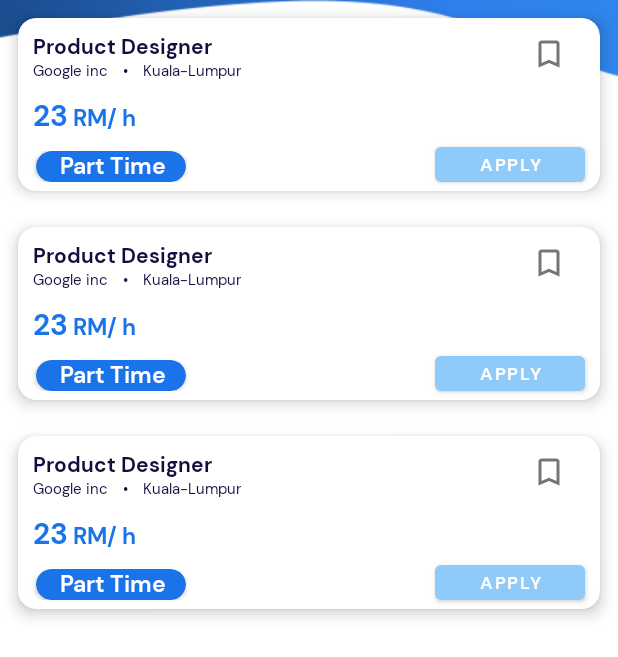
After one commit to kazface/easyHire, an Android app: the layout fragment_find_job.xml on its own in the app's theme, with its tools: preview values and no code run, on a phone screen of 412 x 824 dp. The commit adds this screen. Shown: the top 657 px of the screen. Run offline under Robolectric (Android 15) with nearby library versions, the phone set to English and light mode, and no system bars.

Commit message:
Find Job recycle

```diff
--- a/app/build.gradle
+++ b/app/build.gradle
@@ -49,6 +49,7 @@ dependencies {
     implementation 'androidx.navigation:navigation-fragment-ktx:2.3.5'
     implementation 'androidx.navigation:navigation-ui-ktx:2.3.5'
     implementation 'com.google.firebase:firebase-database-ktx:20.0.0'
+    implementation 'com.facebook.shimmer:shimmer:0.1.0@aar'
 
     implementation 'com.etebarian:meow-bottom-navigation:1.0.4'
     implementation 'androidx.legacy:legacy-support-v4:1.0.0'
--- a/app/src/main/java/com/example/fasthire/ApplicantHomePageFragment.kt
+++ b/app/src/main/java/com/example/fasthire/ApplicantHomePageFragment.kt
@@ -38,7 +38,6 @@ class ApplicantHomePageFragment : Fragment() {
         var findJobBtn = view.findViewById<RelativeLayout>(R.id.find_job_card_background);
 
         findJobBtn.setOnClickListener{
-            Log.d("ALL_JOBS", Job.getAllJobs().toString())
         }
 
 
--- a/app/src/main/res/layout/activity_applicant.xml
+++ b/app/src/main/res/layout/activity_applicant.xml
@@ -12,7 +12,6 @@
         android:id="@+id/fragmentContainer"
         android:layout_width="match_parent"
         android:layout_height="match_parent"
-        android:layout_above="@id/bottomNav"
         >
 
 
--- /dev/null
+++ b/app/src/main/res/layout/fragment_find_job.xml
@@ -0,0 +1,44 @@
+<?xml version="1.0" encoding="utf-8"?>
+
+<RelativeLayout xmlns:android="http://schemas.android.com/apk/res/android"
+    xmlns:tools="http://schemas.android.com/tools"
+    android:layout_width="match_parent"
+    android:layout_height="match_parent"
+    xmlns:app="http://schemas.android.com/apk/res-auto"
+    tools:context=".findJobFragment"
+    android:background="@drawable/background3"
+    android:orientation="vertical">
+
+        <com.facebook.shimmer.ShimmerFrameLayout
+            android:id="@+id/jobCardShimmer"
+            android:layout_width="match_parent"
+            android:layout_height="wrap_content"
+            >
+                <LinearLayout
+                    android:orientation="vertical"
+                    android:layout_width="match_parent"
+                    android:layout_height="wrap_content">
+
+                 <include layout="@layout/job_card_shimmer"/>
+                <include layout="@layout/job_card_shimmer"/>
+                <include layout="@layout/job_card_shimmer"/>
+                <include layout="@layout/job_card_shimmer"/>
+                <include layout="@layout/job_card_shimmer"/>
+
+                </LinearLayout>
+
+        </com.facebook.shimmer.ShimmerFrameLayout>
+
+        <LinearLayout
+            android:layout_width="match_parent"
+            android:layout_height="wrap_content">
+
+        <androidx.recyclerview.widget.RecyclerView
+            android:id="@+id/jobRecyclerView"
+            android:layout_width="match_parent"
+            android:layout_height="wrap_content"
+            tools:listitem="@layout/job_card"
+            />
+
+        </LinearLayout>
+</RelativeLayout>
--- a/app/src/main/res/layout/job_card.xml
+++ b/app/src/main/res/layout/job_card.xml
@@ -150,6 +150,7 @@
             </LinearLayout>
 
             <com.google.android.material.button.MaterialButton
+                android:id="@+id/applyButton"
                 android:layout_width="100dp"
                 android:layout_height="35dp"
                 android:layout_alignParentEnd="true"
@@ -164,7 +165,6 @@
                 app:cardCornerRadius="15dp" />
 
             <CheckBox
-                android:text=""
                 android:id="@+id/saveCheckBox"
                 android:layout_width="wrap_content"
                 android:layout_height="wrap_content"
@@ -174,6 +174,7 @@
                 android:layout_marginBottom="2dp"
                 android:background="@android:color/transparent"
                 android:button="@drawable/book_mark_check_box"
+                android:text=""
                 app:cardCornerRadius="15dp" />
 
 
```
Also changed, not shown: app/src/main/java/com/example/fasthire/ApplicantActivity.kt (+24 -3 lines), app/src/main/java/com/example/fasthire/Job.kt (+30 -56 lines), app/src/main/java/com/example/fasthire/JobAdapter.kt (+15 -1 lines), app/src/main/java/com/example/fasthire/User.kt (+7 -0 lines), app/src/main/java/com/example/fasthire/findJobFragment.kt (+57 -10 lines), app/src/main/res/layout/fragment_find_job_job.xml (deleted, +0 -27 lines).
